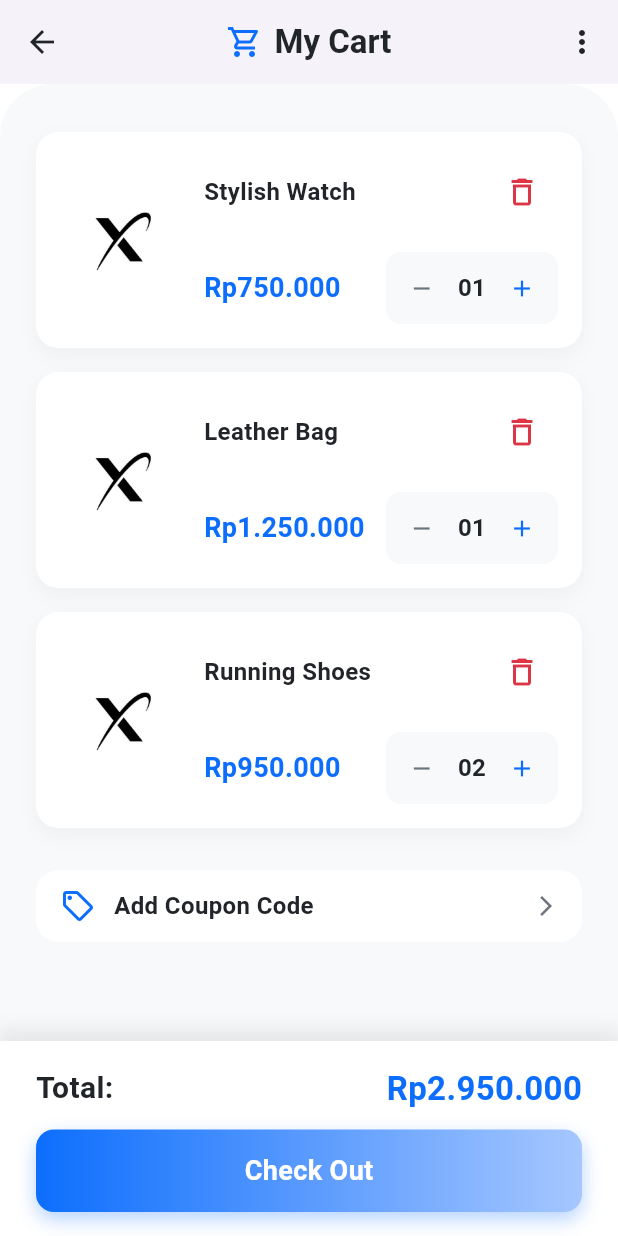
After one commit to Assarriy/flutter_ecommerce, a Flutter app: the CartPage screen opened by its route, on a phone screen of 412 x 824 dp. The commit adds this screen. Run offline on Flutter 3.47's test engine with Material 3 defaults, Android fonts, the phone set to English and light mode, and no system bars; our stand-ins replace flutter_staggered_animations; Roboto replaces fonts that are missing (Poppins).

Commit message:
cart page

```diff
--- a/lib/main.dart
+++ b/lib/main.dart
@@ -1,4 +1,5 @@
 import 'package:ecommerce_app/pages/account_page.dart';
+import 'package:ecommerce_app/pages/cart_page.dart';
 import 'package:ecommerce_app/pages/login_page.dart';
 import 'package:ecommerce_app/pages/register_page.dart';
 import 'package:flutter/material.dart'; // <-- Pastikan import file login_page.dart
@@ -24,6 +25,7 @@ class MyApp extends StatelessWidget {
         'LoginPage': (context) => const LoginPage(),
         'RegisterPage': (context) => const RegisterPage(),
         'AccountPage': (context) => const AccountPage(),
+        'CartPage': (context) => const CartPage(),
       },
     );
   }
--- a/lib/pages/account_page.dart
+++ b/lib/pages/account_page.dart
@@ -70,7 +70,7 @@ Widget _buildProfileHeader() {
           ),
           child: ClipOval(
             child: Image.asset(
-              'assets/images/logo.jpeg',
+              'assets/images/profile.jpeg',
               width: 90,
               height: 90,
               fit: BoxFit.cover,
--- /dev/null
+++ b/lib/pages/cart_page.dart
@@ -0,0 +1,117 @@
+import 'package:flutter/material.dart';
+import 'package:ecommerce_app/widgets/CartAppBar.dart';
+import 'package:ecommerce_app/widgets/CartBottomNavBar.dart';
+import 'package:ecommerce_app/widgets/CartItemSamples.dart';
+import 'package:ecommerce_app/app_styles.dart';
+
+class CartPage extends StatefulWidget {
+  const CartPage({super.key});
+
+  @override
+  State<CartPage> createState() => _CartPageState();
+}
+
+class _CartPageState extends State<CartPage> {
+  // State untuk menampilkan/menyembunyikan field kupon
+  bool _isCouponFieldVisible = false;
+
+  @override
+  Widget build(BuildContext context) {
+    return Scaffold(
+      backgroundColor: Colors.white,
+      body: NestedScrollView(
+        headerSliverBuilder: (context, innerBoxIsScrolled) {
+          return [
+            const SliverAppBar(
+              automaticallyImplyLeading: false,
+              backgroundColor: Colors.white,
+              floating: true,
+              pinned: true,
+              flexibleSpace: FlexibleSpaceBar(background: CartAppBar()),
+              expandedHeight: kToolbarHeight,
+            ),
+          ];
+        },
+        body: Container(
+          decoration: const BoxDecoration(
+            color: AppColors.background,
+            borderRadius: BorderRadius.only(topLeft: Radius.circular(35), topRight: Radius.circular(35)),
+          ),
+          child: SingleChildScrollView(
+            padding: const EdgeInsets.only(top: 24.0),
+            child: Column(
+              children: [
+                const CartItemSamples(),
+                const SizedBox(height: 20),
+                // TUGAS 3.3.8: Area kupon yang interaktif
+                _buildCouponSection(),
+                const SizedBox(height: 20),
+              ],
+            ),
+          ),
+        ),
+      ),
+      bottomNavigationBar: const CartBottomNavBar(),
+    );
+  }
+
+  Widget _buildCouponSection() {
+    return Padding(
+      padding: const EdgeInsets.symmetric(horizontal: 24.0),
+      // AnimatedSwitcher untuk transisi halus antara tombol dan field input
+      child: AnimatedSwitcher(
+        duration: const Duration(milliseconds: 300),
+        child: _isCouponFieldVisible ? _buildCouponInput() : _buildCouponButton(),
+      ),
+    );
+  }
+
+  Widget _buildCouponButton() {
+    return GestureDetector(
+      onTap: () => setState(() => _isCouponFieldVisible = true),
+      child: Container(
+        key: const ValueKey('button'), // Key untuk AnimatedSwitcher
+        padding: const EdgeInsets.symmetric(horizontal: 16, vertical: 12),
+        decoration: BoxDecoration(color: Colors.white, borderRadius: BorderRadius.circular(15)),
+        child: const Row(
+          children: [
+            Icon(Icons.local_offer_outlined, color: AppColors.primary),
+            SizedBox(width: 12),
+            Expanded(child: Text('Add Coupon Code', style: TextStyle(fontWeight: FontWeight.bold, fontSize: 16, color: AppColors.textPrimary))),
+            Icon(Icons.arrow_forward_ios, size: 16, color: AppColors.textSecondary),
+          ],
+        ),
+      ),
+    );
+  }
+
+  Widget _buildCouponInput() {
+    return Container(
+      key: const ValueKey('input'), // Key untuk AnimatedSwitcher
+      padding: const EdgeInsets.symmetric(horizontal: 16, vertical: 8),
+      decoration: BoxDecoration(color: Colors.white, borderRadius: BorderRadius.circular(15)),
+      child: Row(
+        children: [
+          const Expanded(
+            child: TextField(
+              decoration: InputDecoration(
+                hintText: 'Enter coupon code',
+                border: InputBorder.none,
+              ),
+            ),
+          ),
+          TextButton(
+            onPressed: () {
+              // Aksi saat tombol apply ditekan
+              ScaffoldMessenger.of(context).showSnackBar(
+                const SnackBar(content: Text('Coupon applied! (visual only)')),
+              );
+              setState(() => _isCouponFieldVisible = false); // Kembali ke tombol
+            },
+            child: const Text('Apply', style: TextStyle(color: AppColors.primary, fontWeight: FontWeight.bold)),
+          ),
+        ],
+      ),
+    );
+  }
+}
--- /dev/null
+++ b/lib/widgets/CartAppBar.dart
@@ -0,0 +1,53 @@
+import 'package:flutter/material.dart';
+import 'package:ecommerce_app/app_styles.dart';
+
+class CartAppBar extends StatelessWidget implements PreferredSizeWidget {
+  const CartAppBar({super.key});
+
+  @override
+  Widget build(BuildContext context) {
+    return AppBar(
+      backgroundColor: Colors.white,
+      elevation: 2, // TUGAS 3.3.4: Menambahkan efek shadow pada AppBar
+      leading: IconButton(
+        icon: const Icon(Icons.arrow_back, color: AppColors.textPrimary),
+        onPressed: () {
+          // TUGAS 3.3.2: Menggunakan Navigator.pop untuk kembali
+          Navigator.of(context).pop();
+        },
+      ),
+      title: Row(
+        mainAxisSize: MainAxisSize.min,
+        children: [
+          // TUGAS 3.3.1: Menambahkan ikon pada judul
+          const Icon(Icons.shopping_cart_outlined, color: AppColors.primary),
+          const SizedBox(width: 8),
+          const Text('My Cart', style: AppTextStyles.headerTitle),
+        ],
+      ),
+      centerTitle: true,
+      actions: [
+        // TUGAS 3.3.3: Menambahkan PopupMenuButton
+        PopupMenuButton<String>(
+          onSelected: (value) {
+            // Aksi saat item menu dipilih
+          },
+          icon: const Icon(Icons.more_vert, color: AppColors.textPrimary),
+          itemBuilder: (BuildContext context) => <PopupMenuEntry<String>>[
+            const PopupMenuItem<String>(
+              value: 'empty_cart',
+              child: Text('Empty Cart'),
+            ),
+            const PopupMenuItem<String>(
+              value: 'help',
+              child: Text('Help'),
+            ),
+          ],
+        ),
+      ],
+    );
+  }
+
+  @override
+  Size get preferredSize => const Size.fromHeight(kToolbarHeight);
+}
--- /dev/null
+++ b/lib/widgets/CartBottomNavBar.dart
@@ -0,0 +1,80 @@
+import 'package:flutter/material.dart';
+import 'package:ecommerce_app/app_styles.dart';
+
+class CartBottomNavBar extends StatelessWidget {
+  final String totalAmount;
+  const CartBottomNavBar({super.key, this.totalAmount = "Rp0"});
+
+  @override
+  Widget build(BuildContext context) {
+    return Container(
+      height: 130,
+      padding: const EdgeInsets.symmetric(horizontal: 24, vertical: 16),
+      decoration: BoxDecoration(
+        color: Colors.white,
+        boxShadow: [BoxShadow(color: Colors.grey.withOpacity(0.2), spreadRadius: 3, blurRadius: 10, offset: const Offset(0, -5))],
+      ),
+      child: Column(
+        mainAxisAlignment: MainAxisAlignment.spaceBetween,
+        children: [
+          const Row(
+            mainAxisAlignment: MainAxisAlignment.spaceBetween,
+            children: [
+              Text("Total:", style: TextStyle(fontSize: 20, fontWeight: FontWeight.bold, color: AppColors.textPrimary)),
+              Text("Rp2.950.000", style: TextStyle(fontSize: 22, fontWeight: FontWeight.bold, color: AppColors.primary)),
+            ],
+          ),
+          // TUGAS 3.3.7: Tombol ini sudah memiliki efek klik/animasi
+          InteractiveButton(
+            onTap: () {},
+            text: "Check Out",
+          )
+        ],
+      ),
+    );
+  }
+}
+
+// Widget tombol interaktif (pastikan sudah ada di proyek Anda)
+class InteractiveButton extends StatefulWidget {
+  final VoidCallback onTap;
+  final String text;
+  const InteractiveButton({super.key, required this.onTap, required this.text});
+
+  @override
+  State<InteractiveButton> createState() => _InteractiveButtonState();
+}
+
+class _InteractiveButtonState extends State<InteractiveButton> {
+  bool _isPressed = false;
+
+  @override
+  Widget build(BuildContext context) {
+    return GestureDetector(
+      onTapDown: (_) => setState(() => _isPressed = true),
+      onTapUp: (_) {
+        setState(() => _isPressed = false);
+        widget.onTap();
+      },
+      onTapCancel: () => setState(() => _isPressed = false),
+      child: AnimatedScale(
+        scale: _isPressed ? 0.95 : 1.0,
+        duration: const Duration(milliseconds: 150),
+        child: Container(
+          width: double.infinity,
+          height: 55,
+          decoration: BoxDecoration(
+            borderRadius: BorderRadius.circular(12),
+            gradient: const LinearGradient(
+              colors: [AppColors.primary, AppColors.lightBlue],
+              begin: Alignment.centerLeft,
+              end: Alignment.centerRight,
+            ),
+            boxShadow: [BoxShadow(color: AppColors.primary.withOpacity(0.3), blurRadius: 10, offset: const Offset(0, 5))],
+          ),
+          child: Center(child: Text(widget.text, style: const TextStyle(color: Colors.white, fontSize: 18, fontWeight: FontWeight.bold))),
+        ),
+      ),
+    );
+  }
+}
--- /dev/null
+++ b/lib/widgets/CartItemSamples.dart
@@ -0,0 +1,171 @@
+import 'package:flutter/material.dart';
+import 'package:ecommerce_app/app_styles.dart';
+
+// Model data untuk setiap item di keranjang
+class CartItem {
+  final String image;
+  final String name;
+  final String price;
+  int quantity;
+  bool isVisible;
+
+  CartItem({
+    required this.image,
+    required this.name,
+    required this.price,
+    this.quantity = 1,
+    this.isVisible = true,
+  });
+}
+
+class CartItemSamples extends StatefulWidget {
+  const CartItemSamples({super.key});
+
+  @override
+  State<CartItemSamples> createState() => _CartItemSamplesState();
+}
+
+class _CartItemSamplesState extends State<CartItemSamples> {
+  // Data sampel yang sekarang memiliki state (kuantitas & visibilitas)
+  final List<CartItem> items = [
+    CartItem(image: "assets/images/logo.jpeg", name: "Stylish Watch", price: "Rp750.000"),
+    CartItem(image: "assets/images/logo.jpeg", name: "Leather Bag", price: "Rp1.250.000"),
+    CartItem(image: "assets/images/logo.jpeg", name: "Running Shoes", price: "Rp950.000", quantity: 2),
+  ];
+
+  @override
+  Widget build(BuildContext context) {
+    return Column(
+      children: List.generate(items.length, (index) {
+        final item = items[index];
+        // Menggunakan AnimatedSize dan Opacity untuk efek menghilang
+        return AnimatedSize(
+          duration: const Duration(milliseconds: 300),
+          child: AnimatedOpacity(
+            duration: const Duration(milliseconds: 300),
+            opacity: item.isVisible ? 1.0 : 0.0,
+            child: item.isVisible ? _buildCartItemCard(item, index) : const SizedBox.shrink(),
+          ),
+        );
+      }),
+    );
+  }
+
+  Widget _buildCartItemCard(CartItem item, int index) {
+    return Container(
+      margin: const EdgeInsets.symmetric(horizontal: 24, vertical: 8),
+      padding: const EdgeInsets.all(16),
+      decoration: BoxDecoration(
+        color: Colors.white,
+        borderRadius: BorderRadius.circular(15),
+        // TUGAS 3.3.4: Menambahkan efek shadow pada kartu item
+        boxShadow: [
+          BoxShadow(
+            color: Colors.grey.withOpacity(0.1),
+            blurRadius: 10,
+            offset: const Offset(0, 5),
+          )
+        ],
+      ),
+      child: Row(
+        children: [
+          ClipRRect(
+            borderRadius: BorderRadius.circular(10),
+            child: Image.asset(item.image, width: 80, height: 80, fit: BoxFit.cover),
+          ),
+          const SizedBox(width: 16),
+          Expanded(
+            child: Column(
+              crossAxisAlignment: CrossAxisAlignment.start,
+              children: [
+                Row(
+                  mainAxisAlignment: MainAxisAlignment.spaceBetween,
+                  children: [
+                    Expanded(
+                      child: Text(item.name, style: AppTextStyles.settingItem, overflow: TextOverflow.ellipsis),
+                    ),
+                    // TUGAS 3.3.6: Mengaktifkan tombol delete
+                    IconButton(
+                      icon: const Icon(Icons.delete_outline, color: AppColors.danger, size: 24),
+                      onPressed: () {
+                        setState(() {
+                          item.isVisible = false;
+                        });
+                        // Menampilkan Snackbar dengan tombol Undo
+                        ScaffoldMessenger.of(context).showSnackBar(
+                          SnackBar(
+                            content: Text('${item.name} removed from cart.'),
+                            action: SnackBarAction(
+                              label: 'UNDO',
+                              onPressed: () {
+                                setState(() {
+                                  item.isVisible = true;
+                                });
+                              },
+                            ),
+                          ),
+                        );
+                      },
+                    ),
+                  ],
+                ),
+                const SizedBox(height: 16),
+                Row(
+                  mainAxisAlignment: MainAxisAlignment.spaceBetween,
+                  children: [
+                    Text(item.price, style: const TextStyle(color: AppColors.primary, fontWeight: FontWeight.bold, fontSize: 18)),
+                    // TUGAS 3.3.5: Mengaktifkan kontrol kuantitas
+                    _buildQuantityControl(
+                      quantity: item.quantity,
+                      onRemove: () {
+                        if (item.quantity > 1) {
+                          setState(() => item.quantity--);
+                        }
+                      },
+                      onAdd: () {
+                        setState(() => item.quantity++);
+                      },
+                    ),
+                  ],
+                ),
+              ],
+            ),
+          ),
+        ],
+      ),
+    );
+  }
+
+  Widget _buildQuantityControl({
+    required int quantity,
+    required VoidCallback onRemove,
+    required VoidCallback onAdd,
+  }) {
+    return Container(
+      decoration: BoxDecoration(
+        color: AppColors.background,
+        borderRadius: BorderRadius.circular(10),
+      ),
+      child: Row(
+        children: [
+          IconButton(
+            icon: const Icon(Icons.remove, size: 18, color: AppColors.textSecondary),
+            onPressed: onRemove,
+            constraints: const BoxConstraints(),
+            padding: const EdgeInsets.all(8),
+          ),
+          Text(
+            quantity.toString().padLeft(2, '0'),
+            style: const TextStyle(fontSize: 16, fontWeight: FontWeight.bold, color: AppColors.textPrimary),
+          ),
+          IconButton(
+            icon: const Icon(Icons.add, size: 18, color: AppColors.primary),
+            onPressed: onAdd,
+            constraints: const BoxConstraints(),
+            padding: const EdgeInsets.all(8),
+          ),
+        ],
+      ),
+    );
+  }
+}
```
Also changed, not shown: assets/images/carts/1.jpeg (added), assets/images/carts/2.jpeg (added), assets/images/carts/3.jpeg (added), assets/images/carts/4.jpeg (added), assets/images/profile.jpeg (added), flutter_01.png (added).
